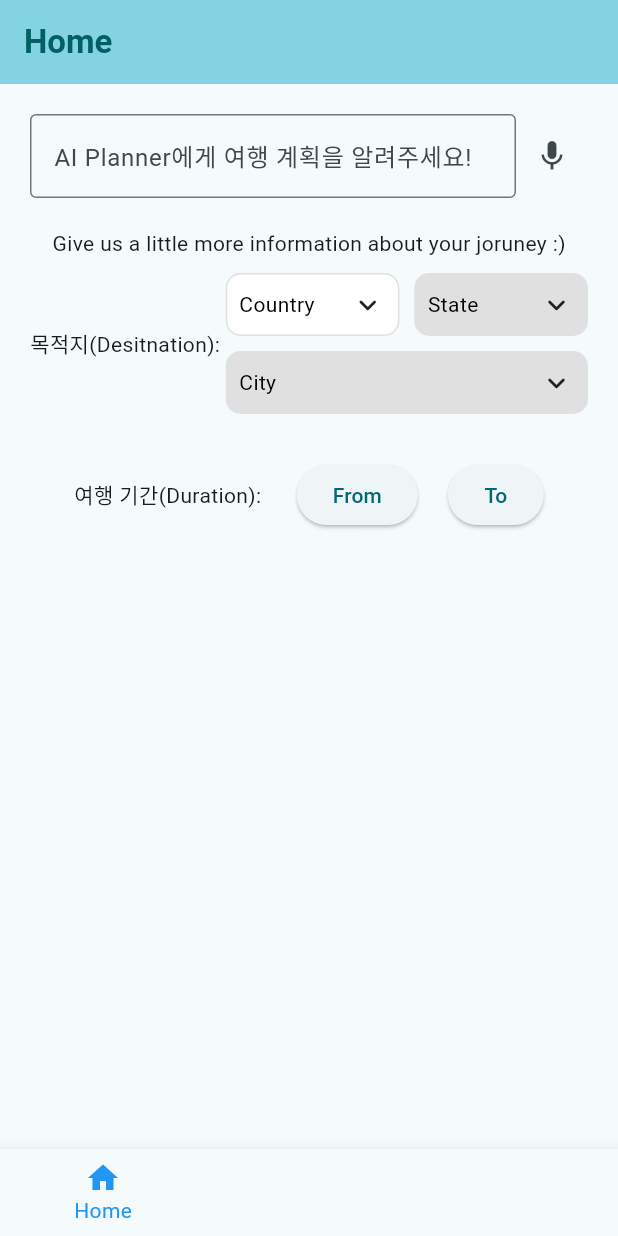
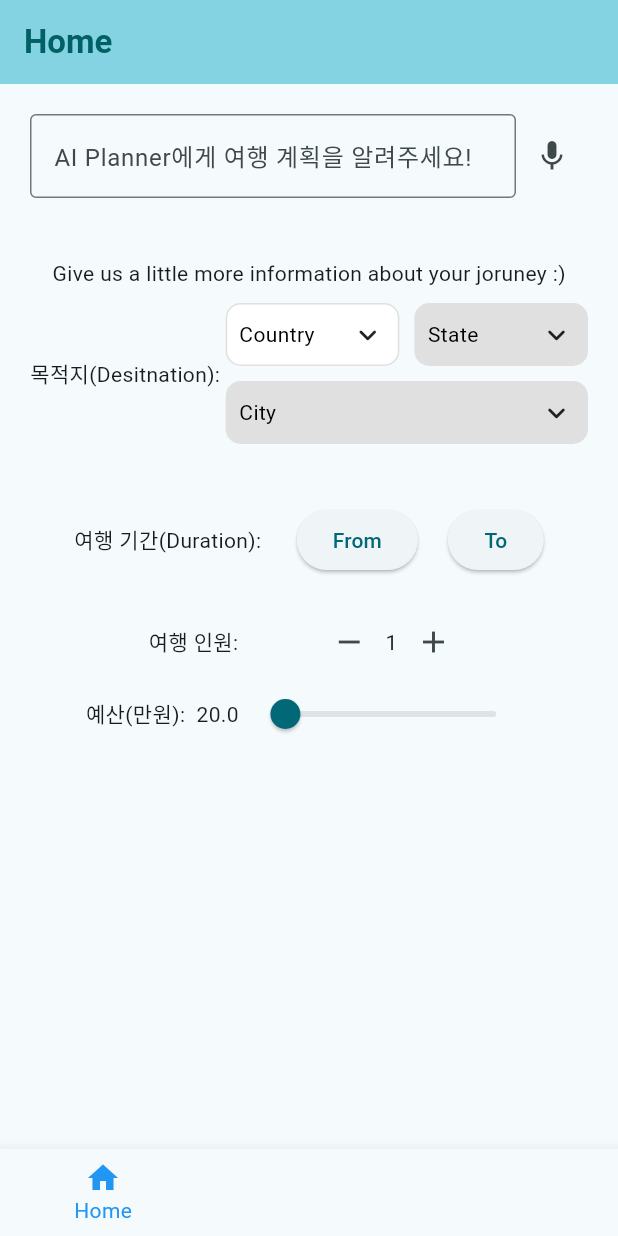
Before and after one commit to clapkong/Final_Travel_Planner, a Flutter app: the screen it shows after launch, on a phone screen of 412 x 824 dp. Run offline on Flutter 3.47's test engine with Material 3 defaults, Android fonts, the phone set to English and light mode, and no system bars; drawn by our look-alikes of csc_picker; Roboto replaces fonts that are missing (Pretendard).

Commit message:
added number of people and budget input field

```diff
--- a/lib/main.dart
+++ b/lib/main.dart
@@ -102,6 +102,23 @@ class _HomePageState extends State<HomePage> {
   String cityValue = "";
   String address = "";
 
+  int _counter = 1;
+  double _currentSliderValue = 20;
+
+  void _incrementCounter() {
+    setState(() {
+      _counter++;
+    });
+  }
+
+  void _decrementCounter() {
+    setState(() {
+      if (_counter > 0) {
+        _counter--;
+      }
+    });
+  }
+
   void _updateAddress() {
                 setState(() {
                   address = "$cityValue, $stateValue, $countryValue";
@@ -140,7 +157,7 @@ class _HomePageState extends State<HomePage> {
               ),
             ],
           ),
-          SizedBox(height:20),
+          SizedBox(height:40),
           Text('Give us a little more information about your joruney :)'),
           SizedBox(height: 10),
           Row(
@@ -243,7 +260,7 @@ class _HomePageState extends State<HomePage> {
           ),
           Text(address),
           //여행 기간
-          SizedBox(height:10),
+          SizedBox(height:20),
           Row(
             mainAxisAlignment: MainAxisAlignment.center,
             children:[
@@ -291,6 +308,42 @@ class _HomePageState extends State<HomePage> {
             ]
           ),
           SizedBox(height: 20),
+          Row(
+            mainAxisAlignment: MainAxisAlignment.center,
+            children:[
+              Text('여행 인원:'),
+              SizedBox(width:50),
+              IconButton(
+                icon: Icon(Icons.remove),
+                onPressed: _decrementCounter,
+              ),
+              Text(
+                '$_counter',
+              ),
+              IconButton(
+                icon: Icon(Icons.add),
+                onPressed: _incrementCounter,
+              ),
+            ]
+          ),
+          Row(
+            mainAxisAlignment: MainAxisAlignment.center,
+            children:[
+              Text('예산(만원):  '),
+              Text("${_currentSliderValue} "),
+              Slider(
+                value: _currentSliderValue,
+                max: 2000,
+                divisions: 2000,
+                label: _currentSliderValue.round().toString(),
+                onChanged: (double value) {
+                  setState(() {
+                    _currentSliderValue = value;
+                  });
+                },
+              ),
+            ]
+          )
         ],
       ),
     );
```
